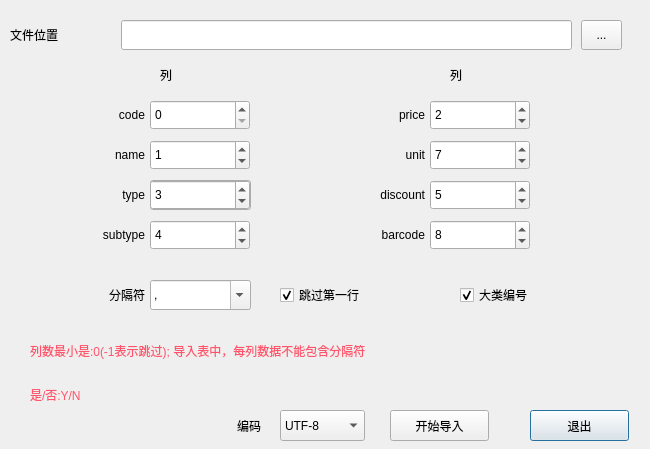
The window that back/w_sys_manage_basicdataimport_bt.ui (ch593030323/fastfdmain) describes before a commit, drawn with Qt 5.
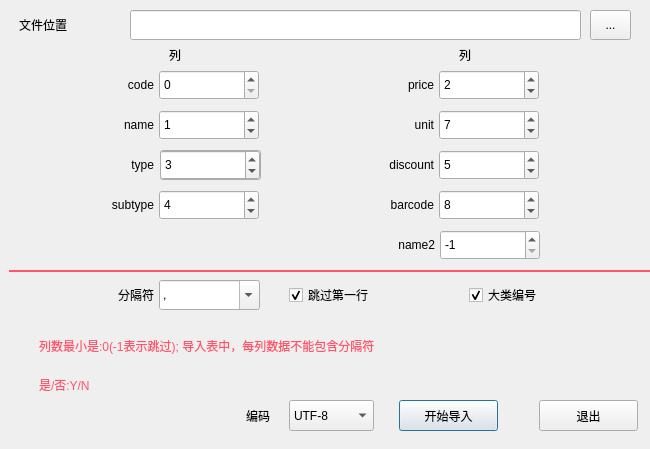
The same window after the commit. Custom widgets are drawn as their Qt base class.

The edit to the form file:
```diff
--- a/back/w_sys_manage_basicdataimport_bt.ui
+++ b/back/w_sys_manage_basicdataimport_bt.ui
@@ -13,56 +13,17 @@
   <property name="windowTitle">
    <string>Dialog</string>
   </property>
-  <widget class="QToolButton" name="toolButton">
+  <widget class="QLabel" name="label_subtype">
    <property name="geometry">
     <rect>
-     <x>581</x>
-     <y>20</y>
-     <width>41</width>
-     <height>30</height>
-    </rect>
-   </property>
-   <property name="text">
-    <string>...</string>
-   </property>
-   <property name="outer_stylesheet" stdset="0">
-    <string>pushbutton</string>
-   </property>
-  </widget>
-  <widget class="QLineEdit" name="lineEdit_path">
-   <property name="geometry">
-    <rect>
-     <x>121</x>
-     <y>20</y>
-     <width>451</width>
-     <height>30</height>
-    </rect>
-   </property>
-  </widget>
-  <widget class="QLabel" name="label_12">
-   <property name="geometry">
-    <rect>
-     <x>10</x>
-     <y>20</y>
-     <width>101</width>
-     <height>30</height>
-    </rect>
-   </property>
-   <property name="text">
-    <string>文件位置</string>
-   </property>
-  </widget>
-  <widget class="QLabel" name="label_code">
-   <property name="geometry">
-    <rect>
-     <x>30</x>
-     <y>100</y>
+     <x>39</x>
+     <y>190</y>
      <width>115</width>
      <height>30</height>
     </rect>
    </property>
    <property name="text">
-    <string>code</string>
+    <string>subtype</string>
    </property>
    <property name="alignment">
     <set>Qt::AlignRight|Qt::AlignTrailing|Qt::AlignVCenter</set>
@@ -71,10 +32,10 @@
   <widget class="QLabel" name="label_13">
    <property name="geometry">
     <rect>
-     <x>30</x>
+     <x>39</x>
      <y>320</y>
      <width>601</width>
-     <height>61</height>
+     <height>51</height>
     </rect>
    </property>
    <property name="styleSheet">
@@ -87,27 +48,40 @@
     <bool>true</bool>
    </property>
   </widget>
-  <widget class="QLabel" name="label_name">
+  <widget class="QLabel" name="label_9">
    <property name="geometry">
     <rect>
-     <x>30</x>
-     <y>140</y>
-     <width>115</width>
+     <x>459</x>
+     <y>40</y>
+     <width>67</width>
      <height>30</height>
     </rect>
    </property>
    <property name="text">
-    <string>name</string>
+    <string>列</string>
    </property>
-   <property name="alignment">
-    <set>Qt::AlignRight|Qt::AlignTrailing|Qt::AlignVCenter</set>
+  </widget>
+  <widget class="QSpinBox" name="spinBox_barcode">
+   <property name="geometry">
+    <rect>
+     <x>439</x>
+     <y>190</y>
+     <width>100</width>
+     <height>30</height>
+    </rect>
+   </property>
+   <property name="minimum">
+    <number>-1</number>
+   </property>
+   <property name="value">
+    <number>8</number>
    </property>
   </widget>
   <widget class="QLabel" name="label_price">
    <property name="geometry">
     <rect>
-     <x>310</x>
-     <y>100</y>
+     <x>319</x>
+     <y>70</y>
      <width>115</width>
      <height>30</height>
     </rect>
@@ -119,42 +93,185 @@
     <set>Qt::AlignRight|Qt::AlignTrailing|Qt::AlignVCenter</set>
    </property>
   </widget>
-  <widget class="QLabel" name="label_subtype">
+  <widget class="QSpinBox" name="spinBox_subtype">
    <property name="geometry">
     <rect>
-     <x>30</x>
-     <y>220</y>
+     <x>159</x>
+     <y>190</y>
+     <width>100</width>
+     <height>30</height>
+    </rect>
+   </property>
+   <property name="value">
+    <number>4</number>
+   </property>
+  </widget>
+  <widget class="lds_ComboBox" name="comboBox_codec">
+   <property name="geometry">
+    <rect>
+     <x>289</x>
+     <y>400</y>
+     <width>85</width>
+     <height>31</height>
+    </rect>
+   </property>
+   <item>
+    <property name="text">
+     <string>UTF-8</string>
+    </property>
+   </item>
+   <item>
+    <property name="text">
+     <string>GBK</string>
+    </property>
+   </item>
+  </widget>
+  <widget class="QLabel" name="label_code">
+   <property name="geometry">
+    <rect>
+     <x>39</x>
+     <y>70</y>
      <width>115</width>
      <height>30</height>
     </rect>
    </property>
    <property name="text">
-    <string>subtype</string>
+    <string>code</string>
    </property>
    <property name="alignment">
     <set>Qt::AlignRight|Qt::AlignTrailing|Qt::AlignVCenter</set>
    </property>
   </widget>
-  <widget class="QPushButton" name="pushButton_2">
+  <widget class="QSpinBox" name="spinBox_no">
    <property name="geometry">
     <rect>
-     <x>530</x>
-     <y>410</y>
-     <width>99</width>
+     <x>159</x>
+     <y>70</y>
+     <width>100</width>
+     <height>30</height>
+    </rect>
+   </property>
+  </widget>
+  <widget class="QLabel" name="label">
+   <property name="geometry">
+    <rect>
+     <x>9</x>
+     <y>270</y>
+     <width>700</width>
+     <height>2</height>
+    </rect>
+   </property>
+   <property name="styleSheet">
+    <string notr="true">background-color:#ff546b;</string>
+   </property>
+  </widget>
+  <widget class="QLabel" name="label_4">
+   <property name="geometry">
+    <rect>
+     <x>159</x>
+     <y>400</y>
+     <width>111</width>
      <height>31</height>
     </rect>
    </property>
    <property name="text">
-    <string>退出</string>
+    <string>编码</string>
    </property>
-   <property name="outer_stylesheet" stdset="0">
-    <string>pushbutton</string>
+   <property name="alignment">
+    <set>Qt::AlignRight|Qt::AlignTrailing|Qt::AlignVCenter</set>
+   </property>
+  </widget>
+  <widget class="QLabel" name="label_19">
+   <property name="geometry">
+    <rect>
+     <x>39</x>
+     <y>370</y>
+     <width>601</width>
+     <height>30</height>
+    </rect>
+   </property>
+   <property name="styleSheet">
+    <string notr="true">color:#ff546b;</string>
+   </property>
+   <property name="text">
+    <string>是/否:Y/N</string>
+   </property>
+   <property name="wordWrap">
+    <bool>true</bool>
+   </property>
+  </widget>
+  <widget class="QSpinBox" name="spinBox_unit">
+   <property name="geometry">
+    <rect>
+     <x>439</x>
+     <y>110</y>
+     <width>100</width>
+     <height>30</height>
+    </rect>
+   </property>
+   <property name="value">
+    <number>7</number>
+   </property>
+  </widget>
+  <widget class="QLabel" name="label_type">
+   <property name="geometry">
+    <rect>
+     <x>39</x>
+     <y>150</y>
+     <width>115</width>
+     <height>30</height>
+    </rect>
+   </property>
+   <property name="text">
+    <string>type</string>
+   </property>
+   <property name="alignment">
+    <set>Qt::AlignRight|Qt::AlignTrailing|Qt::AlignVCenter</set>
+   </property>
+  </widget>
+  <widget class="QLabel" name="label_12">
+   <property name="geometry">
+    <rect>
+     <x>19</x>
+     <y>10</y>
+     <width>101</width>
+     <height>30</height>
+    </rect>
+   </property>
+   <property name="text">
+    <string>文件位置</string>
+   </property>
+  </widget>
+  <widget class="QLineEdit" name="lineEdit_path">
+   <property name="geometry">
+    <rect>
+     <x>130</x>
+     <y>10</y>
+     <width>451</width>
+     <height>30</height>
+    </rect>
+   </property>
+  </widget>
+  <widget class="QSpinBox" name="spinBox_name_2">
+   <property name="geometry">
+    <rect>
+     <x>440</x>
+     <y>230</y>
+     <width>100</width>
+     <height>30</height>
+    </rect>
+   </property>
+   <property name="minimum">
+    <number>-1</number>
+   </property>
+   <property name="value">
+    <number>-1</number>
    </property>
   </widget>
   <widget class="QCheckBox" name="checkBox">
    <property name="geometry">
     <rect>
-     <x>280</x>
+     <x>289</x>
      <y>280</y>
      <width>151</width>
      <height>30</height>
@@ -167,27 +284,11 @@
     <bool>true</bool>
    </property>
   </widget>
-  <widget class="QLabel" name="label_unit">
-   <property name="geometry">
-    <rect>
-     <x>310</x>
-     <y>140</y>
-     <width>115</width>
-     <height>30</height>
-    </rect>
-   </property>
-   <property name="text">
-    <string>unit</string>
-   </property>
-   <property name="alignment">
-    <set>Qt::AlignRight|Qt::AlignTrailing|Qt::AlignVCenter</set>
-   </property>
-  </widget>
   <widget class="QPushButton" name="pushButton_import">
    <property name="geometry">
     <rect>
-     <x>390</x>
-     <y>410</y>
+     <x>399</x>
+     <y>400</y>
      <width>99</width>
      <height>31</height>
     </rect>
@@ -199,10 +300,87 @@
     <string>pushbutton</string>
    </property>
   </widget>
+  <widget class="QLabel" name="label_name_2">
+   <property name="geometry">
+    <rect>
+     <x>320</x>
+     <y>230</y>
+     <width>115</width>
+     <height>30</height>
+    </rect>
+   </property>
+   <property name="text">
+    <string>name2</string>
+   </property>
+   <property name="alignment">
+    <set>Qt::AlignRight|Qt::AlignTrailing|Qt::AlignVCenter</set>
+   </property>
+  </widget>
+  <widget class="QLabel" name="label_6">
+   <property name="geometry">
+    <rect>
+     <x>39</x>
+     <y>280</y>
+     <width>115</width>
+     <height>30</height>
+    </rect>
+   </property>
+   <property name="text">
+    <string>分隔符</string>
+   </property>
+   <property name="alignment">
+    <set>Qt::AlignRight|Qt::AlignTrailing|Qt::AlignVCenter</set>
+   </property>
+  </widget>
+  <widget class="QLabel" name="label_7">
+   <property name="geometry">
+    <rect>
+     <x>169</x>
+     <y>40</y>
+     <width>67</width>
+     <height>30</height>
+    </rect>
+   </property>
+   <property name="text">
+    <string>列</string>
+   </property>
+  </widget>
+  <widget class="QLineEdit" name="lineEdit_ch_typeno">
+   <property name="enabled">
+    <bool>false</bool>
+   </property>
+   <property name="geometry">
+    <rect>
+     <x>160</x>
+     <y>150</y>
+     <width>101</width>
+     <height>30</height>
+    </rect>
+   </property>
+   <property name="text">
+    <string>默认大类</string>
+   </property>
+  </widget>
+  <widget class="QSpinBox" name="spinBox_discount">
+   <property name="geometry">
+    <rect>
+     <x>439</x>
+     <y>150</y>
+     <width>100</width>
+     <height>30</height>
+    </rect>
+   </property>
+   <property name="minimum">
+    <number>-1</number>
+   </property>
+   <property name="value">
+    <number>5</number>
+   </property>
+  </widget>
   <widget class="QComboBox" name="comboBox">
    <property name="geometry">
     <rect>
-     <x>150</x>
+     <x>159</x>
      <y>280</y>
      <width>101</width>
      <height>30</height>
@@ -217,26 +395,26 @@
     </property>
    </item>
   </widget>
-  <widget class="QLabel" name="label_type">
+  <widget class="QPushButton" name="pushButton_2">
    <property name="geometry">
     <rect>
-     <x>30</x>
-     <y>180</y>
-     <width>115</width>
-     <height>30</height>
+     <x>539</x>
+     <y>400</y>
+     <width>99</width>
+     <height>31</height>
     </rect>
    </property>
    <property name="text">
-    <string>type</string>
+    <string>退出</string>
    </property>
-   <property name="alignment">
-    <set>Qt::AlignRight|Qt::AlignTrailing|Qt::AlignVCenter</set>
+   <property name="outer_stylesheet" stdset="0">
+    <string>pushbutton</string>
    </property>
   </widget>
   <widget class="QCheckBox" name="checkBox_3">
    <property name="geometry">
     <rect>
-     <x>460</x>
+     <x>469</x>
      <y>280</y>
      <width>191</width>
      <height>30</height>
@@ -252,91 +430,11 @@
     <bool>true</bool>
    </property>
   </widget>
-  <widget class="QLabel" name="label_6">
-   <property name="geometry">
-    <rect>
-     <x>30</x>
-     <y>280</y>
-     <width>115</width>
-     <height>30</height>
-    </rect>
-   </property>
-   <property name="text">
-    <string>分隔符</string>
-   </property>
-   <property name="alignment">
-    <set>Qt::AlignRight|Qt::AlignTrailing|Qt::AlignVCenter</set>
-   </property>
-  </widget>
-  <widget class="QLabel" name="label_discount">
-   <property name="geometry">
-    <rect>
-     <x>310</x>
-     <y>180</y>
-     <width>115</width>
-     <height>30</height>
-    </rect>
-   </property>
-   <property name="text">
-    <string>discount</string>
-   </property>
-   <property name="alignment">
-    <set>Qt::AlignRight|Qt::AlignTrailing|Qt::AlignVCenter</set>
-   </property>
-  </widget>
-  <widget class="QLabel" name="label_19">
-   <property name="geometry">
-    <rect>
-     <x>30</x>
-     <y>380</y>
-     <width>601</width>
-     <height>30</height>
-    </rect>
-   </property>
-   <property name="styleSheet">
-    <string notr="true">color:#ff546b;</string>
-   </property>
-   <property name="text">
-    <string>是/否:Y/N</string>
-   </property>
-   <property name="wordWrap">
-    <bool>true</bool>
-   </property>
-  </widget>
-  <widget class="QSpinBox" name="spinBox_discount">
-   <property name="geometry">
-    <rect>
-     <x>430</x>
-     <y>180</y>
-     <width>100</width>
-     <height>30</height>
-    </rect>
-   </property>
-   <property name="minimum">
-    <number>-1</number>
-   </property>
-   <property name="value">
-    <number>5</number>
-   </property>
-  </widget>
-  <widget class="QSpinBox" name="spinBox_unit">
-   <property name="geometry">
-    <rect>
-     <x>430</x>
-     <y>140</y>
-     <width>100</width>
-     <height>30</height>
-    </rect>
-   </property>
-   <property name="value">
-    <number>7</number>
-   </property>
-  </widget>
   <widget class="QSpinBox" name="spinBox_price">
    <property name="geometry">
     <rect>
-     <x>430</x>
-     <y>100</y>
+     <x>439</x>
+     <y>70</y>
      <width>100</width>
      <height>30</height>
     </rect>
@@ -345,21 +443,43 @@
     <number>2</number>
    </property>
   </widget>
-  <widget class="QSpinBox" name="spinBox_no">
+  <widget class="QLabel" name="label_unit">
    <property name="geometry">
     <rect>
-     <x>150</x>
-     <y>100</y>
-     <width>100</width>
+     <x>319</x>
+     <y>110</y>
+     <width>115</width>
      <height>30</height>
     </rect>
+   </property>
+   <property name="text">
+    <string>unit</string>
+   </property>
+   <property name="alignment">
+    <set>Qt::AlignRight|Qt::AlignTrailing|Qt::AlignVCenter</set>
+   </property>
+  </widget>
+  <widget class="QLabel" name="label_barcode">
+   <property name="geometry">
+    <rect>
+     <x>319</x>
+     <y>190</y>
+     <width>115</width>
+     <height>30</height>
+    </rect>
+   </property>
+   <property name="text">
+    <string>barcode</string>
+   </property>
+   <property name="alignment">
+    <set>Qt::AlignRight|Qt::AlignTrailing|Qt::AlignVCenter</set>
    </property>
   </widget>
   <widget class="QSpinBox" name="spinBox_name">
    <property name="geometry">
     <rect>
-     <x>150</x>
-     <y>140</y>
+     <x>159</x>
+     <y>110</y>
      <width>100</width>
      <height>30</height>
     </rect>
@@ -368,66 +488,59 @@
     <number>1</number>
    </property>
   </widget>
-  <widget class="QSpinBox" name="spinBox_subtype">
+  <widget class="QToolButton" name="toolButton">
    <property name="geometry">
     <rect>
-     <x>150</x>
-     <y>220</y>
-     <width>100</width>
+     <x>590</x>
+     <y>10</y>
+     <width>41</width>
      <height>30</height>
     </rect>
    </property>
-   <property name="value">
-    <number>4</number>
-   </property>
-  </widget>
-  <widget class="QLabel" name="label_7">
-   <property name="geometry">
-    <rect>
-     <x>160</x>
-     <y>60</y>
-     <width>67</width>
-     <height>30</height>
-    </rect>
-   </property>
    <property name="text">
-    <string>列</string>
+    <string>...</string>
    </property>
+   <property name="outer_stylesheet" stdset="0">
+    <string>pushbutton</string>
+   </property>
   </widget>
-  <widget class="QLabel" name="label_9">
+  <widget class="QLabel" name="label_name">
    <property name="geometry">
     <rect>
-     <x>450</x>
-     <y>60</y>
-     <width>67</width>
+     <x>39</x>
+     <y>110</y>
+     <width>115</width>
      <height>30</height>
     </rect>
    </property>
    <property name="text">
-    <string>列</string>
+    <string>name</string>
    </property>
-  </widget>
-  <widget class="QLineEdit" name="lineEdit_ch_typeno">
-   <property name="enabled">
-    <bool>false</bool>
+   <property name="alignment">
+    <set>Qt::AlignRight|Qt::AlignTrailing|Qt::AlignVCenter</set>
    </property>
+  </widget>
+  <widget class="QLabel" name="label_discount">
    <property name="geometry">
     <rect>
-     <x>150</x>
-     <y>180</y>
-     <width>101</width>
+     <x>319</x>
+     <y>150</y>
+     <width>115</width>
      <height>30</height>
     </rect>
    </property>
    <property name="text">
-    <string>默认大类</string>
+    <string>discount</string>
+   </property>
+   <property name="alignment">
+    <set>Qt::AlignRight|Qt::AlignTrailing|Qt::AlignVCenter</set>
    </property>
   </widget>
   <widget class="QSpinBox" name="spinBox_type">
    <property name="geometry">
     <rect>
-     <x>150</x>
-     <y>180</y>
+     <x>160</x>
+     <y>150</y>
      <width>100</width>
      <height>30</height>
     </rect>
@@ -436,74 +549,6 @@
     <number>3</number>
    </property>
   </widget>
-  <widget class="QSpinBox" name="spinBox_barcode">
-   <property name="geometry">
-    <rect>
-     <x>430</x>
-     <y>220</y>
-     <width>100</width>
-     <height>30</height>
-    </rect>
-   </property>
-   <property name="minimum">
-    <number>-1</number>
-   </property>
-   <property name="value">
-    <number>8</number>
-   </property>
-  </widget>
-  <widget class="QLabel" name="label_barcode">
-   <property name="geometry">
-    <rect>
-     <x>310</x>
-     <y>220</y>
-     <width>115</width>
-     <height>30</height>
-    </rect>
-   </property>
-   <property name="text">
-    <string>barcode</string>
-   </property>
-   <property name="alignment">
-    <set>Qt::AlignRight|Qt::AlignTrailing|Qt::AlignVCenter</set>
-   </property>
-  </widget>
-  <widget class="lds_ComboBox" name="comboBox_codec">
-   <property name="geometry">
-    <rect>
-     <x>280</x>
-     <y>410</y>
-     <width>85</width>
-     <height>31</height>
-    </rect>
-   </property>
-   <item>
-    <property name="text">
-     <string>UTF-8</string>
-    </property>
-   </item>
-   <item>
-    <property name="text">
-     <string>GBK</string>
-    </property>
-   </item>
-  </widget>
-  <widget class="QLabel" name="label_4">
-   <property name="geometry">
-    <rect>
-     <x>150</x>
-     <y>410</y>
-     <width>111</width>
-     <height>31</height>
-    </rect>
-   </property>
-   <property name="text">
-    <string>编码</string>
-   </property>
-   <property name="alignment">
-    <set>Qt::AlignRight|Qt::AlignTrailing|Qt::AlignVCenter</set>
-   </property>
-  </widget>
  </widget>
  <customwidgets>
   <customwidget>
```
